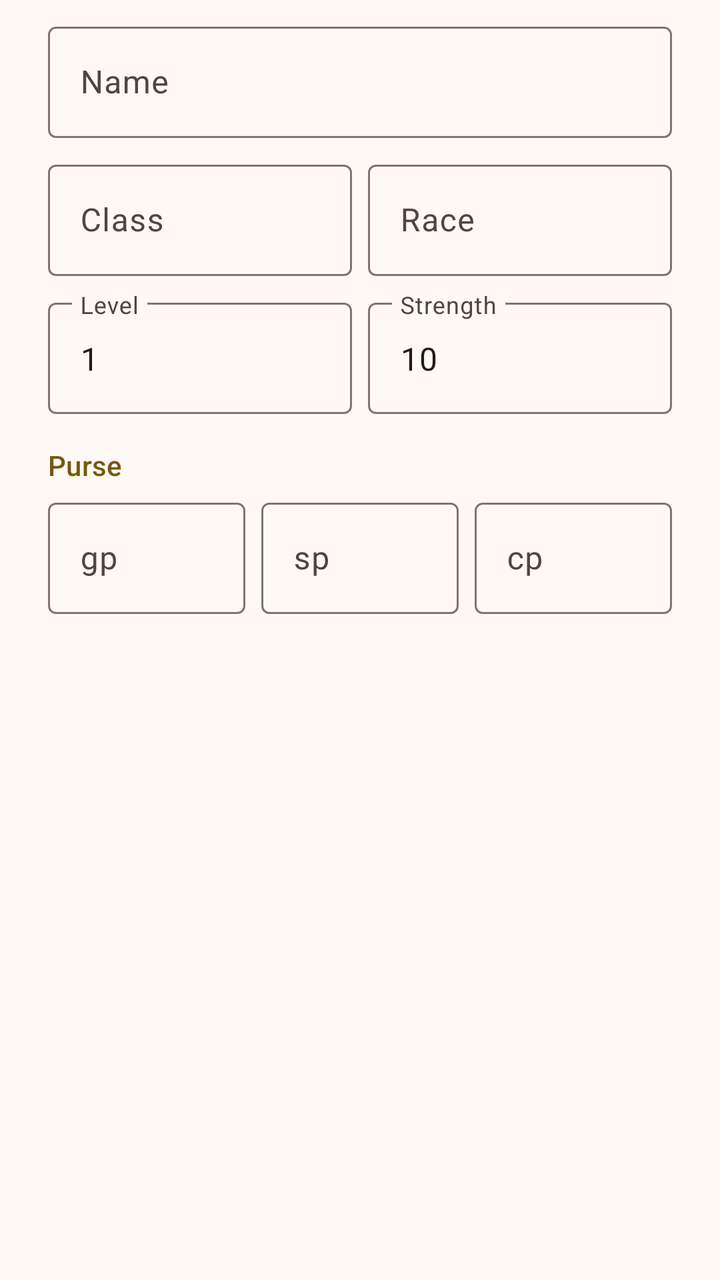
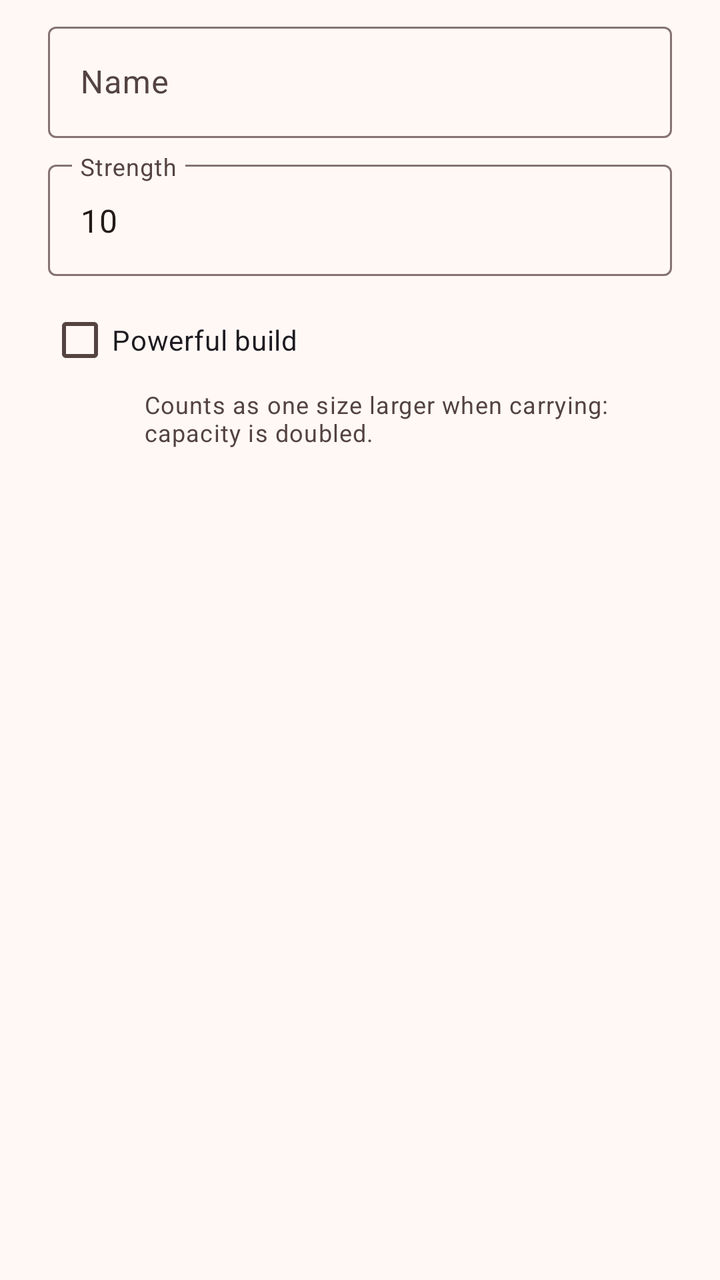

Screens rendered from an Android XML layout before and after an edit, with the pre-edit source and the edit as a unified diff.
<!-- AndroidManifest.xml: application theme Theme.BagOfHolding -->
<!-- res/layout/dialog_character.xml -->
<?xml version="1.0" encoding="utf-8"?>
<ScrollView xmlns:android="http://schemas.android.com/apk/res/android"
    android:layout_width="match_parent"
    android:layout_height="wrap_content">

    <LinearLayout
        android:layout_width="match_parent"
        android:layout_height="wrap_content"
        android:orientation="vertical"
        android:paddingHorizontal="24dp"
        android:paddingTop="8dp">

        <com.google.android.material.textfield.TextInputLayout
            android:id="@+id/inputName"
            android:layout_width="match_parent"
            android:layout_height="wrap_content"
            android:hint="@string/hint_name">

            <com.google.android.material.textfield.TextInputEditText
                android:id="@+id/editName"
                android:layout_width="match_parent"
                android:layout_height="wrap_content"
                android:inputType="textPersonName|textCapWords"
                android:maxLength="60" />
        </com.google.android.material.textfield.TextInputLayout>

        <LinearLayout
            android:layout_width="match_parent"
            android:layout_height="wrap_content"
            android:layout_marginTop="8dp"
            android:orientation="horizontal">

            <com.google.android.material.textfield.TextInputLayout
                android:id="@+id/inputClass"
                android:layout_width="0dp"
                android:layout_height="wrap_content"
                android:layout_marginEnd="8dp"
                android:layout_weight="1"
                android:hint="@string/hint_class">

                <com.google.android.material.textfield.TextInputEditText
                    android:id="@+id/editClass"
                    android:layout_width="match_parent"
                    android:layout_height="wrap_content"
                    android:inputType="textCapWords" />
            </com.google.android.material.textfield.TextInputLayout>

            <com.google.android.material.textfield.TextInputLayout
                android:id="@+id/inputRace"
                android:layout_width="0dp"
                android:layout_height="wrap_content"
                android:layout_weight="1"
                android:hint="@string/hint_race">

                <com.google.android.material.textfield.TextInputEditText
                    android:id="@+id/editRace"
                    android:layout_width="match_parent"
                    android:layout_height="wrap_content"
                    android:inputType="textCapWords" />
            </com.google.android.material.textfield.TextInputLayout>
        </LinearLayout>

        <LinearLayout
            android:layout_width="match_parent"
            android:layout_height="wrap_content"
            android:layout_marginTop="8dp"
            android:orientation="horizontal">

            <com.google.android.material.textfield.TextInputLayout
                android:id="@+id/inputLevel"
                android:layout_width="0dp"
                android:layout_height="wrap_content"
                android:layout_marginEnd="8dp"
                android:layout_weight="1"
                android:hint="@string/hint_level">

                <com.google.android.material.textfield.TextInputEditText
                    android:id="@+id/editLevel"
                    android:layout_width="match_parent"
                    android:layout_height="wrap_content"
                    android:inputType="number"
                    android:maxLength="2"
                    android:text="1" />
            </com.google.android.material.textfield.TextInputLayout>

            <com.google.android.material.textfield.TextInputLayout
                android:id="@+id/inputStrength"
                android:layout_width="0dp"
                android:layout_height="wrap_content"
                android:layout_weight="1"
                android:hint="@string/hint_strength">

                <com.google.android.material.textfield.TextInputEditText
                    android:id="@+id/editStrength"
                    android:layout_width="match_parent"
                    android:layout_height="wrap_content"
                    android:inputType="number"
                    android:maxLength="2"
                    android:text="10" />
            </com.google.android.material.textfield.TextInputLayout>
        </LinearLayout>

        <TextView
            android:layout_width="match_parent"
            android:layout_height="wrap_content"
            android:layout_marginTop="16dp"
            android:text="@string/label_purse"
            android:textAppearance="?attr/textAppearanceLabelLarge"
            android:textColor="?attr/colorSecondary" />

        <LinearLayout
            android:layout_width="match_parent"
            android:layout_height="wrap_content"
            android:layout_marginTop="4dp"
            android:orientation="horizontal">

            <com.google.android.material.textfield.TextInputLayout
                android:id="@+id/inputGold"
                android:layout_width="0dp"
                android:layout_height="wrap_content"
                android:layout_marginEnd="8dp"
                android:layout_weight="1"
                android:hint="@string/hint_gold">

                <com.google.android.material.textfield.TextInputEditText
                    android:id="@+id/editGold"
                    android:layout_width="match_parent"
                    android:layout_height="wrap_content"
                    android:inputType="number"
                    android:maxLength="7" />
            </com.google.android.material.textfield.TextInputLayout>

            <com.google.android.material.textfield.TextInputLayout
                android:id="@+id/inputSilver"
                android:layout_width="0dp"
                android:layout_height="wrap_content"
                android:layout_marginEnd="8dp"
                android:layout_weight="1"
                android:hint="@string/hint_silver">

                <com.google.android.material.textfield.TextInputEditText
                    android:id="@+id/editSilver"
                    android:layout_width="match_parent"
                    android:layout_height="wrap_content"
                    android:inputType="number"
                    android:maxLength="7" />
            </com.google.android.material.textfield.TextInputLayout>

            <com.google.android.material.textfield.TextInputLayout
                android:id="@+id/inputCopper"
                android:layout_width="0dp"
                android:layout_height="wrap_content"
                android:layout_weight="1"
                android:hint="@string/hint_copper">

                <com.google.android.material.textfield.TextInputEditText
                    android:id="@+id/editCopper"
                    android:layout_width="match_parent"
                    android:layout_height="wrap_content"
                    android:inputType="number"
                    android:maxLength="7" />
            </com.google.android.material.textfield.TextInputLayout>
        </LinearLayout>
    </LinearLayout>
</ScrollView>
<!-- resources referenced by this layout -->
<resources>
  <string name="hint_class">Class</string>
  <string name="hint_copper">cp</string>
  <string name="hint_gold">gp</string>
  <string name="hint_level">Level</string>
  <string name="hint_name">Name</string>
  <string name="hint_race">Race</string>
  <string name="hint_silver">sp</string>
  <string name="hint_strength">Strength</string>
  <string name="label_purse">Purse</string>
  <style name="Theme.BagOfHolding" parent="Theme.Material3.DayNight.NoActionBar">
          <item name="colorPrimary">@color/boh_primary</item>
          <item name="colorOnPrimary">@color/boh_on_primary</item>
          <item name="colorPrimaryContainer">@color/boh_primary_container</item>
          <item name="colorOnPrimaryContainer">@color/boh_on_primary_container</item>
  
          <item name="colorSecondary">@color/boh_secondary</item>
          <item name="colorOnSecondary">@color/boh_on_secondary</item>
          <item name="colorSecondaryContainer">@color/boh_secondary_container</item>
          <item name="colorOnSecondaryContainer">@color/boh_on_secondary_container</item>
  
          <item name="colorTertiary">@color/boh_tertiary</item>
          <item name="colorOnTertiary">@color/boh_on_tertiary</item>
          <item name="colorTertiaryContainer">@color/boh_tertiary_container</item>
          <item name="colorOnTertiaryContainer">@color/boh_on_tertiary_container</item>
  
          <item name="colorError">@color/boh_error</item>
          <item name="colorOnError">@color/boh_on_error</item>
  
          <item name="android:colorBackground">@color/boh_surface</item>
          <item name="colorOnBackground">@color/boh_on_surface</item>
          <item name="colorSurface">@color/boh_surface</item>
          <item name="colorOnSurface">@color/boh_on_surface</item>
          <item name="colorSurfaceVariant">@color/boh_surface_variant</item>
          <item name="colorOnSurfaceVariant">@color/boh_on_surface_variant</item>
          <item name="colorOutline">@color/boh_outline</item>
          <item name="colorOutlineVariant">@color/boh_outline_variant</item>
  
          <item name="colorSurfaceContainerLowest">@color/boh_surface_container_lowest</item>
          <item name="colorSurfaceContainerLow">@color/boh_surface_container_low</item>
          <item name="colorSurfaceContainer">@color/boh_surface_container</item>
          <item name="colorSurfaceContainerHigh">@color/boh_surface_container_high</item>
          <item name="colorSurfaceContainerHighest">@color/boh_surface_container_highest</item>
      </style>
  <color name="boh_primary">#8C1D18</color>
  <color name="boh_on_primary">#FFFFFF</color>
  <color name="boh_primary_container">#FFDAD5</color>
  <color name="boh_on_primary_container">#410001</color>
  <color name="boh_secondary">#765A0B</color>
  <color name="boh_on_secondary">#FFFFFF</color>
  <color name="boh_secondary_container">#FFDF9B</color>
  <color name="boh_on_secondary_container">#251A00</color>
  <color name="boh_tertiary">#4C6544</color>
  <color name="boh_on_tertiary">#FFFFFF</color>
  <color name="boh_tertiary_container">#CEEBC1</color>
  <color name="boh_on_tertiary_container">#0A2006</color>
  <color name="boh_error">#BA1A1A</color>
  <color name="boh_on_error">#FFFFFF</color>
  <color name="boh_surface">#FFF8F5</color>
  <color name="boh_on_surface">#231918</color>
  <color name="boh_surface_variant">#F5DDDA</color>
  <color name="boh_on_surface_variant">#534341</color>
  <color name="boh_outline">#857371</color>
  <color name="boh_outline_variant">#D8C2BF</color>
  <color name="boh_surface_container_lowest">#FFFFFF</color>
  <color name="boh_surface_container_low">#FFF0EE</color>
  <color name="boh_surface_container">#FCEAE7</color>
  <color name="boh_surface_container_high">#F6E4E1</color>
  <color name="boh_surface_container_highest">#F1DEDC</color>
</resources>

<!-- the commit's change to res/layout/dialog_character.xml (unified diff, before → after) -->
@@ -24,142 +24,35 @@
                 android:maxLength="60" />
         </com.google.android.material.textfield.TextInputLayout>
 
-        <LinearLayout
+        <com.google.android.material.textfield.TextInputLayout
+            android:id="@+id/inputStrength"
             android:layout_width="match_parent"
             android:layout_height="wrap_content"
             android:layout_marginTop="8dp"
-            android:orientation="horizontal">
+            android:hint="@string/hint_strength">
 
-            <com.google.android.material.textfield.TextInputLayout
-                android:id="@+id/inputClass"
-                android:layout_width="0dp"
+            <com.google.android.material.textfield.TextInputEditText
+                android:id="@+id/editStrength"
+                android:layout_width="match_parent"
                 android:layout_height="wrap_content"
-                android:layout_marginEnd="8dp"
-                android:layout_weight="1"
-                android:hint="@string/hint_class">
+                android:inputType="number"
+                android:maxLength="2"
+                android:text="10" />
+        </com.google.android.material.textfield.TextInputLayout>
 
-                <com.google.android.material.textfield.TextInputEditText
-                    android:id="@+id/editClass"
-                    android:layout_width="match_parent"
-                    android:layout_height="wrap_content"
-                    android:inputType="textCapWords" />
-            </com.google.android.material.textfield.TextInputLayout>
-
-            <com.google.android.material.textfield.TextInputLayout
-                android:id="@+id/inputRace"
-                android:layout_width="0dp"
-                android:layout_height="wrap_content"
-                android:layout_weight="1"
-                android:hint="@string/hint_race">
-
-                <com.google.android.material.textfield.TextInputEditText
-                    android:id="@+id/editRace"
-                    android:layout_width="match_parent"
-                    android:layout_height="wrap_content"
-                    android:inputType="textCapWords" />
-            </com.google.android.material.textfield.TextInputLayout>
-        </LinearLayout>
-
-        <LinearLayout
+        <com.google.android.material.checkbox.MaterialCheckBox
+            android:id="@+id/checkPowerfulBuild"
             android:layout_width="match_parent"
             android:layout_height="wrap_content"
             android:layout_marginTop="8dp"
-            android:orientation="horizontal">
-
-            <com.google.android.material.textfield.TextInputLayout
-                android:id="@+id/inputLevel"
-                android:layout_width="0dp"
-                android:layout_height="wrap_content"
-                android:layout_marginEnd="8dp"
-                android:layout_weight="1"
-                android:hint="@string/hint_level">
-
-                <com.google.android.material.textfield.TextInputEditText
-                    android:id="@+id/editLevel"
-                    android:layout_width="match_parent"
-                    android:layout_height="wrap_content"
-                    android:inputType="number"
-                    android:maxLength="2"
-                    android:text="1" />
-            </com.google.android.material.textfield.TextInputLayout>
-
-            <com.google.android.material.textfield.TextInputLayout
-                android:id="@+id/inputStrength"
-                android:layout_width="0dp"
-                android:layout_height="wrap_content"
-                android:layout_weight="1"
-                android:hint="@string/hint_strength">
-
-                <com.google.android.material.textfield.TextInputEditText
-                    android:id="@+id/editStrength"
-                    android:layout_width="match_parent"
-                    android:layout_height="wrap_content"
-                    android:inputType="number"
-                    android:maxLength="2"
-                    android:text="10" />
-            </com.google.android.material.textfield.TextInputLayout>
-        </LinearLayout>
+            android:text="@string/powerful_build" />
 
         <TextView
             android:layout_width="match_parent"
             android:layout_height="wrap_content"
-            android:layout_marginTop="16dp"
-            android:text="@string/label_purse"
-            android:textAppearance="?attr/textAppearanceLabelLarge"
-            android:textColor="?attr/colorSecondary" />
-
-        <LinearLayout
-            android:layout_width="match_parent"
-            android:layout_height="wrap_content"
-            android:layout_marginTop="4dp"
-            android:orientation="horizontal">
-
-            <com.google.android.material.textfield.TextInputLayout
-                android:id="@+id/inputGold"
-                android:layout_width="0dp"
-                android:layout_height="wrap_content"
-                android:layout_marginEnd="8dp"
-                android:layout_weight="1"
-                android:hint="@string/hint_gold">
-
-                <com.google.android.material.textfield.TextInputEditText
-                    android:id="@+id/editGold"
-                    android:layout_width="match_parent"
-                    android:layout_height="wrap_content"
-                    android:inputType="number"
-                    android:maxLength="7" />
-            </com.google.android.material.textfield.TextInputLayout>
-
-            <com.google.android.material.textfield.TextInputLayout
-                android:id="@+id/inputSilver"
-                android:layout_width="0dp"
-                android:layout_height="wrap_content"
-                android:layout_marginEnd="8dp"
-                android:layout_weight="1"
-                android:hint="@string/hint_silver">
-
-                <com.google.android.material.textfield.TextInputEditText
-                    android:id="@+id/editSilver"
-                    android:layout_width="match_parent"
-                    android:layout_height="wrap_content"
-                    android:inputType="number"
-                    android:maxLength="7" />
-            </com.google.android.material.textfield.TextInputLayout>
-
-            <com.google.android.material.textfield.TextInputLayout
-                android:id="@+id/inputCopper"
-                android:layout_width="0dp"
-                android:layout_height="wrap_content"
-                android:layout_weight="1"
-                android:hint="@string/hint_copper">
-
-                <com.google.android.material.textfield.TextInputEditText
-                    android:id="@+id/editCopper"
-                    android:layout_width="match_parent"
-                    android:layout_height="wrap_content"
-                    android:inputType="number"
-                    android:maxLength="7" />
-            </com.google.android.material.textfield.TextInputLayout>
-        </LinearLayout>
+            android:layout_marginStart="48dp"
+            android:text="@string/powerful_build_hint"
+            android:textAppearance="?attr/textAppearanceBodySmall"
+            android:textColor="?attr/colorOnSurfaceVariant" />
     </LinearLayout>
 </ScrollView>
<!-- resource entries referenced after the edit -->
@@ -1,14 +1,9 @@
 <!-- resources referenced by this layout -->
 <resources>
-  <string name="hint_class">Class</string>
-  <string name="hint_copper">cp</string>
-  <string name="hint_gold">gp</string>
-  <string name="hint_level">Level</string>
   <string name="hint_name">Name</string>
-  <string name="hint_race">Race</string>
-  <string name="hint_silver">sp</string>
   <string name="hint_strength">Strength</string>
-  <string name="label_purse">Purse</string>
+  <string name="powerful_build">Powerful build</string>
+  <string name="powerful_build_hint">Counts as one size larger when carrying: capacity is doubled.</string>
   <style name="Theme.BagOfHolding" parent="Theme.Material3.DayNight.NoActionBar">
           <item name="colorPrimary">@color/boh_primary</item>
           <item name="colorOnPrimary">@color/boh_on_primary</item>
